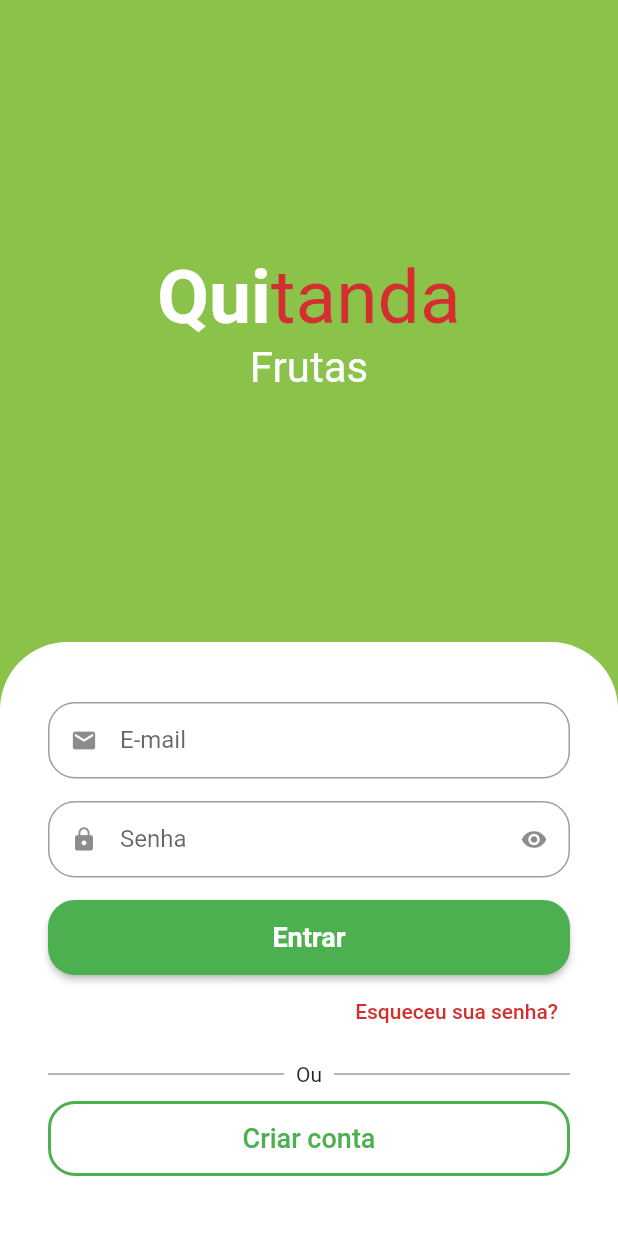
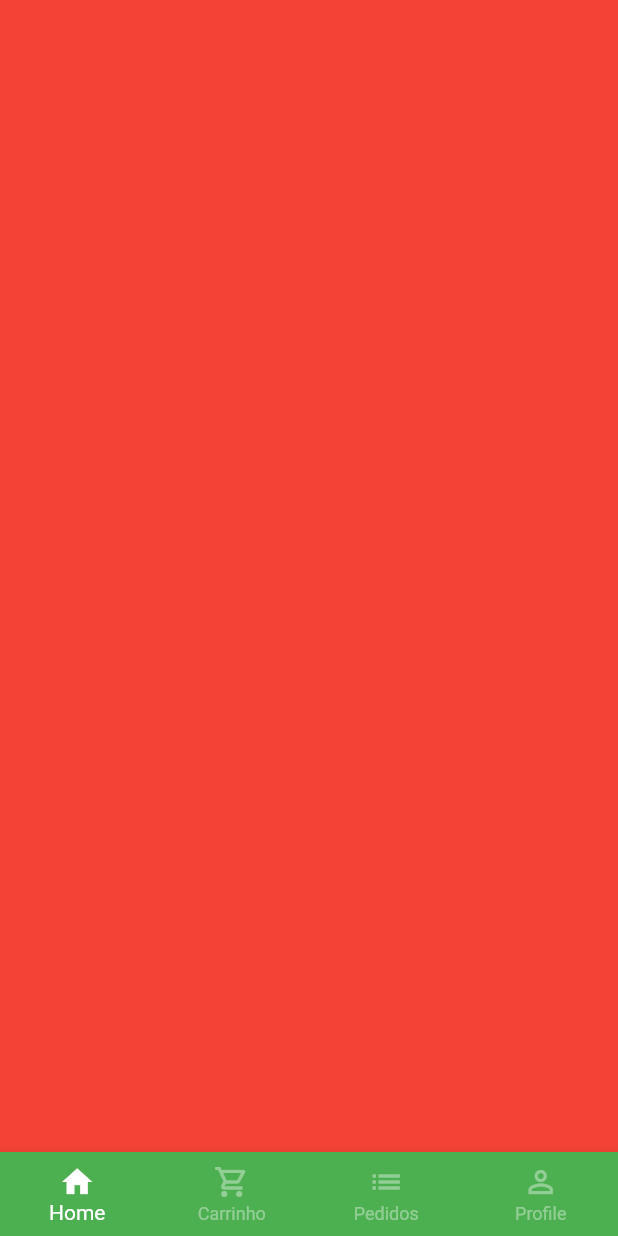
Before and after one commit to oliveiradg/Quitanda, a Flutter app: the screen it shows after launch, after a tap on "Entrar", on a phone screen of 412 x 824 dp. Run offline on Flutter 3.47's test engine with Material 2 defaults, Android fonts, the phone set to English and light mode, and no system bars; drawn by our look-alikes of animated_text_kit; our stand-ins replace mask_text_input_formatter.

Commit message:
feat: Criando tela Base e BottomNavigatorBar

```diff
--- a/lib/src/auth/signin_screen.dart
+++ b/lib/src/auth/signin_screen.dart
@@ -2,6 +2,7 @@ import 'package:animated_text_kit/animated_text_kit.dart';
 import 'package:flutter/material.dart';
 import 'package:quitanda/src/auth/components/custom_text_field.dart';
 import 'package:quitanda/src/auth/signup_screen.dart';
+import 'package:quitanda/src/base/base_screen.dart';
 import 'package:quitanda/src/config/custom_colors.dart';
 
 class SignInScreen extends StatelessWidget {
@@ -106,7 +107,10 @@ class SignInScreen extends StatelessWidget {
                           borderRadius: BorderRadius.circular(18),
                         ),
                       ),
-                      onPressed: () {},
+                      onPressed: () {
+                        Navigator.of(context).pushReplacement(MaterialPageRoute(
+                            builder: (context) => BaseScreen()));
+                      },
                       child: const Text('Entrar',
                           style: TextStyle(
                             fontSize: 18,
--- /dev/null
+++ b/lib/src/base/base_screen.dart
@@ -0,0 +1,34 @@
+import 'package:flutter/material.dart';
+
+class BaseScreen extends StatelessWidget {
+  const BaseScreen({Key? key}) : super(key: key);
+
+  @override
+  Widget build(BuildContext context) {
+    return Scaffold(
+      body: Container(color: Colors.red),
+      bottomNavigationBar: BottomNavigationBar(
+        type: BottomNavigationBarType.fixed,
+        backgroundColor: Colors.green,
+        selectedItemColor: Colors.white,
+        unselectedItemColor: Colors.white.withAlpha(100),
+        items: const [
+          BottomNavigationBarItem(
+            icon: Icon(Icons.home),
+            label: 'Home',
+          ),
+          BottomNavigationBarItem(
+              icon: Icon(Icons.shopping_cart_outlined), label: 'Carrinho'),
+          BottomNavigationBarItem(
+            icon: Icon(Icons.list),
+            label: 'Pedidos',
+          ),
+          BottomNavigationBarItem(
+            icon: Icon(Icons.person_outline),
+            label: 'Profile',
+          ),
+        ],
+      ),
+    );
+  }
+}
```
